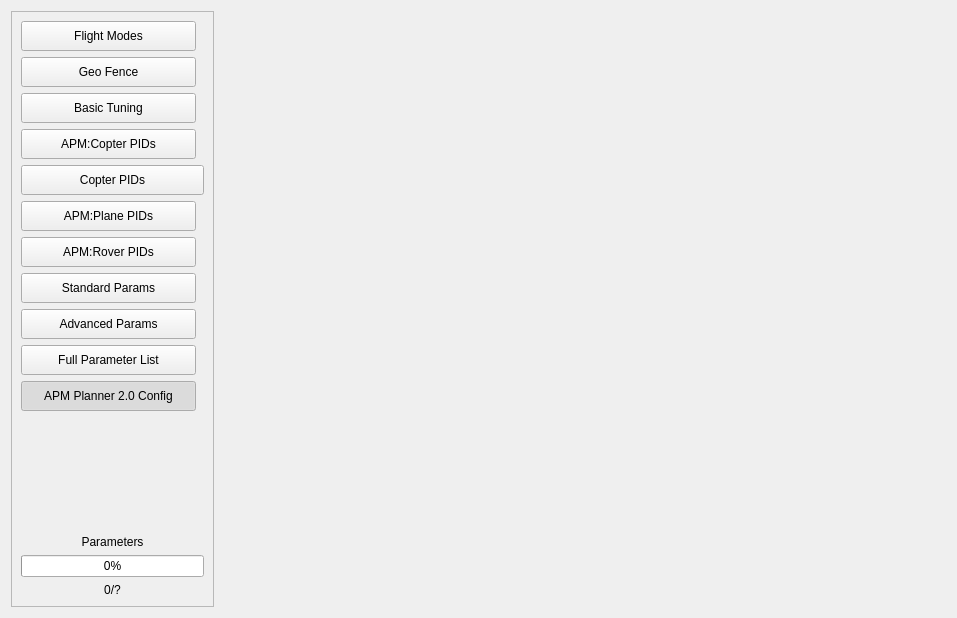
This is src/ui/configuration/ApmSoftwareConfig.ui in ArduPilot/apm_planner as Qt 5 draws it before an edit. The edited form follows.
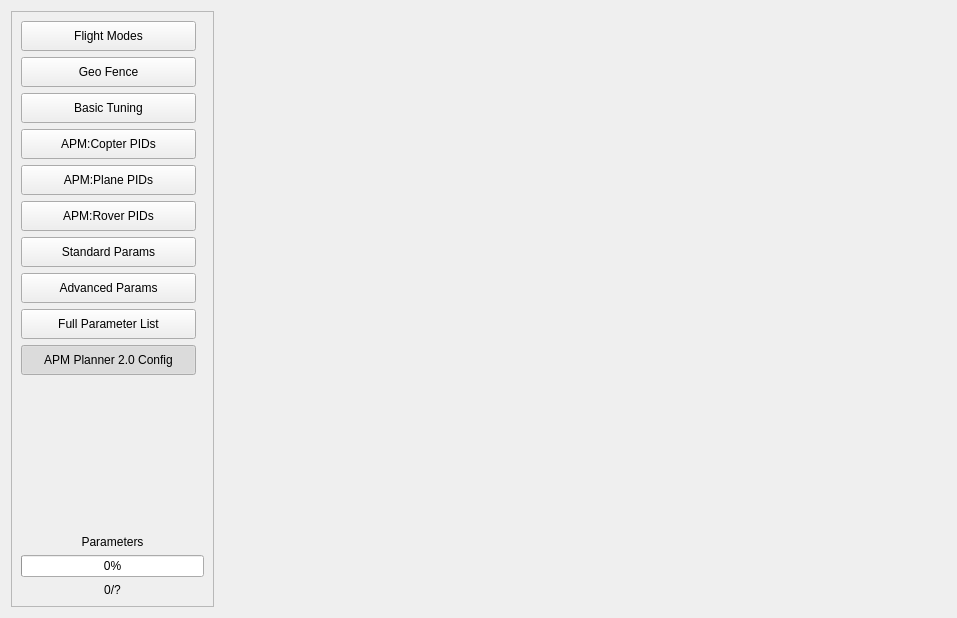
This is the edited form.

Commit message: Extended Config: Make dynamic based on uas

```diff
--- a/src/ui/configuration/ApmSoftwareConfig.ui
+++ b/src/ui/configuration/ApmSoftwareConfig.ui
@@ -37,7 +37,7 @@
         <x>0</x>
         <y>0</y>
         <width>201</width>
-        <height>592</height>
+        <height>598</height>
        </rect>
       </property>
       <layout class="QVBoxLayout" name="verticalLayout_12">
@@ -146,22 +146,6 @@
            </property>
           </widget>
          </item>
-         <item>
-          <widget class="QPushButton" name="copterPidButton">
-           <property name="minimumSize">
-            <size>
-             <width>175</width>
-             <height>30</height>
-            </size>
-           </property>
-           <property name="text">
-            <string>Copter PIDs</string>
-           </property>
-           <property name="checkable">
-            <bool>true</bool>
-           </property>
-          </widget>
-         </item>
          <item>
           <widget class="QPushButton" name="arduPlanePidButton">
            <property name="minimumSize">
```
The commit also changes 1 other file.
